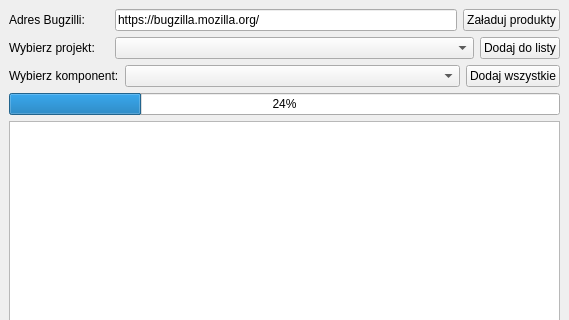
The window that ui/main_window.ui (hckr/bugzilla-downloader) describes before a commit, drawn with Qt 5; both pictures show x 0 to 569 and y 0 to 320 of the 569 by 479 pixel window.
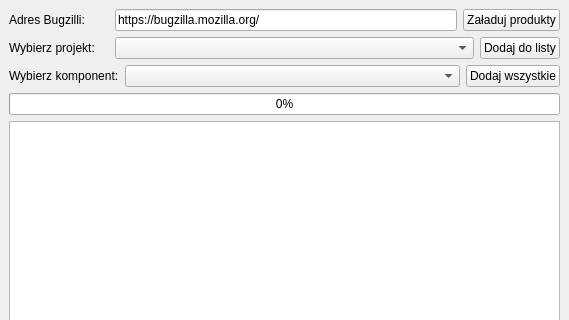
The same window after the commit.

Diff of the .ui file:
```diff
--- a/ui/main_window.ui
+++ b/ui/main_window.ui
@@ -141,7 +141,7 @@
     <item>
      <widget class="QProgressBar" name="progressBar">
       <property name="value">
-       <number>24</number>
+       <number>0</number>
       </property>
      </widget>
     </item>
```
Left out of the diff: 12 changed lines with no effect on the pictures.
